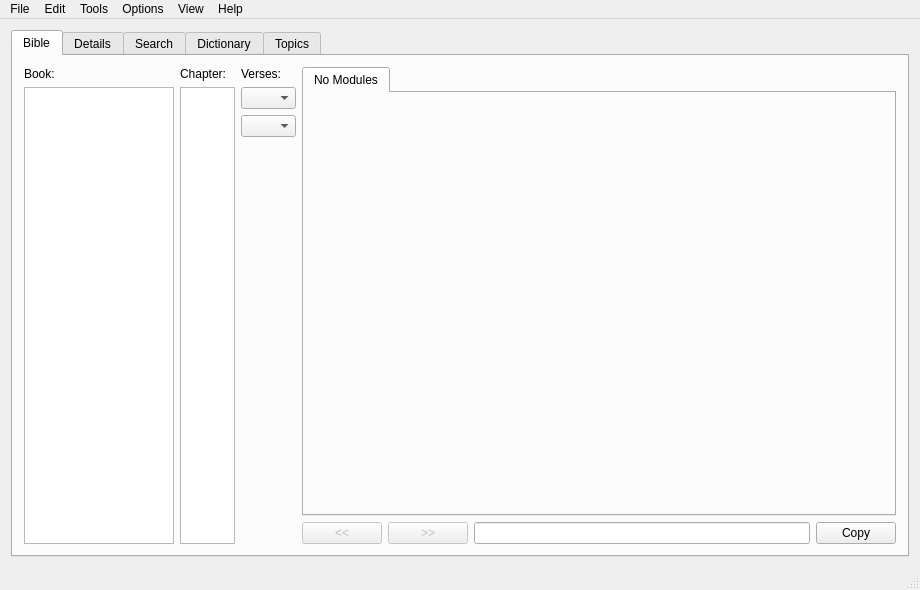
The window that ui/MainWindow.ui (damian-dz/QtBibleViewer) describes before a commit, drawn with Qt 5.
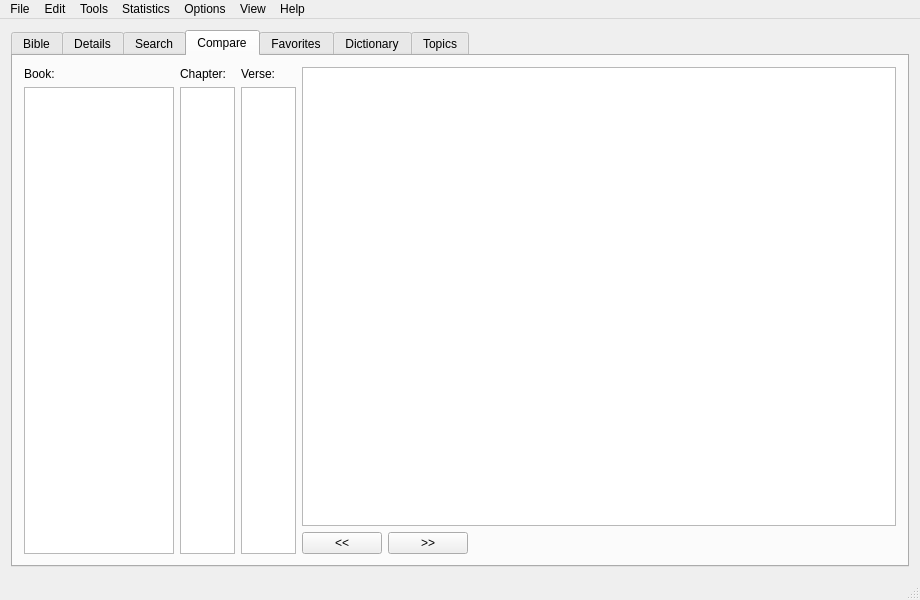
The same window after the commit. The open tabs and pages were chosen to show the change.

```diff
--- a/ui/MainWindow.ui
+++ b/ui/MainWindow.ui
@@ -7,7 +7,7 @@
     <x>0</x>
     <y>0</y>
     <width>920</width>
-    <height>590</height>
+    <height>600</height>
    </rect>
   </property>
   <property name="windowTitle">
@@ -841,6 +841,250 @@
         </item>
        </layout>
       </widget>
+      <widget class="QWidget" name="tabCompare">
+       <attribute name="title">
+        <string>Compare</string>
+       </attribute>
+       <layout class="QHBoxLayout" name="horizontalLayout_5">
+        <item>
+         <layout class="QVBoxLayout" name="verticalLayout">
+          <item>
+           <widget class="QLabel" name="compareBookLabel">
+            <property name="text">
+             <string>Book:</string>
+            </property>
+           </widget>
+          </item>
+          <item>
+           <widget class="QListWidget" name="compareBookListWidget">
+            <property name="sizePolicy">
+             <sizepolicy hsizetype="Fixed" vsizetype="Expanding">
+              <horstretch>0</horstretch>
+              <verstretch>0</verstretch>
+             </sizepolicy>
+            </property>
+            <property name="maximumSize">
+             <size>
+              <width>150</width>
+              <height>16777215</height>
+             </size>
+            </property>
+           </widget>
+          </item>
+         </layout>
+        </item>
+        <item>
+         <layout class="QVBoxLayout" name="verticalLayout_2">
+          <item>
+           <widget class="QLabel" name="compareChapterLabel">
+            <property name="text">
+             <string>Chapter:</string>
+            </property>
+           </widget>
+          </item>
+          <item>
+           <widget class="QListWidget" name="compareChapterListWidget">
+            <property name="sizePolicy">
+             <sizepolicy hsizetype="Fixed" vsizetype="Expanding">
+              <horstretch>0</horstretch>
+              <verstretch>0</verstretch>
+             </sizepolicy>
+            </property>
+            <property name="minimumSize">
+             <size>
+              <width>0</width>
+              <height>0</height>
+             </size>
+            </property>
+            <property name="maximumSize">
+             <size>
+              <width>55</width>
+              <height>16777215</height>
+             </size>
+            </property>
+           </widget>
+          </item>
+         </layout>
+        </item>
+        <item>
+         <layout class="QVBoxLayout" name="verticalLayout_3">
+          <item>
+           <widget class="QLabel" name="compareVerseLabel">
+            <property name="text">
+             <string>Verse:</string>
+            </property>
+           </widget>
+          </item>
+          <item>
+           <widget class="QListWidget" name="compareVerseListWidget">
+            <property name="sizePolicy">
+             <sizepolicy hsizetype="Fixed" vsizetype="Expanding">
+              <horstretch>0</horstretch>
+              <verstretch>0</verstretch>
+             </sizepolicy>
+            </property>
+            <property name="minimumSize">
+             <size>
+              <width>0</width>
+              <height>0</height>
+             </size>
+            </property>
+            <property name="maximumSize">
+             <size>
+              <width>55</width>
+              <height>16777215</height>
+             </size>
+            </property>
+           </widget>
+          </item>
+         </layout>
+        </item>
+        <item>
+         <layout class="QVBoxLayout" name="verticalLayout_4">
+          <item>
+           <widget class="QTextBrowser" name="compareTextBrowser">
+            <property name="font">
+             <font>
+              <pointsize>10</pointsize>
+             </font>
+            </property>
+            <property name="contextMenuPolicy">
+             <enum>Qt::CustomContextMenu</enum>
+            </property>
+            <property name="styleSheet">
+             <string notr="true"/>
+            </property>
+            <property name="openLinks">
+             <bool>false</bool>
+            </property>
+           </widget>
+          </item>
+          <item>
+           <layout class="QHBoxLayout" name="horizontalLayout_2">
+            <item>
+             <widget class="QPushButton" name="comparePrevButton">
+              <property name="text">
+               <string>&lt;&lt;</string>
+              </property>
+             </widget>
+            </item>
+            <item>
+             <widget class="QPushButton" name="compareNextButton">
+              <property name="text">
+               <string>&gt;&gt;</string>
+              </property>
+             </widget>
+            </item>
+            <item>
+             <spacer name="horizontalSpacer_2">
+              <property name="orientation">
+               <enum>Qt::Horizontal</enum>
+              </property>
+              <property name="sizeHint" stdset="0">
+               <size>
+                <width>40</width>
+                <height>20</height>
+               </size>
+              </property>
+             </spacer>
+            </item>
+           </layout>
+          </item>
+         </layout>
+        </item>
+       </layout>
+      </widget>
+      <widget class="QWidget" name="tabFavorites">
+       <attribute name="title">
+        <string>Favorites</string>
+       </attribute>
+       <layout class="QHBoxLayout" name="horizontalLayout_7">
+        <item>
+         <layout class="QVBoxLayout" name="verticalLayout_5">
+          <item>
+           <widget class="QLabel" name="favoritePassagesLabel">
+            <property name="maximumSize">
+             <size>
+              <width>220</width>
+              <height>16777215</height>
+             </size>
+            </property>
+            <property name="text">
+             <string>Favorite Passages:</string>
+            </property>
+           </widget>
+          </item>
+          <item>
+           <widget class="QListWidget" name="favoritePassagesListWidget">
+            <property name="sizePolicy">
+             <sizepolicy hsizetype="Fixed" vsizetype="Expanding">
+              <horstretch>0</horstretch>
+              <verstretch>0</verstretch>
+             </sizepolicy>
+            </property>
+            <property name="maximumSize">
+             <size>
+              <width>220</width>
+              <height>16777215</height>
+             </size>
+            </property>
+           </widget>
+          </item>
+         </layout>
+        </item>
+        <item>
+         <layout class="QVBoxLayout" name="verticalLayout_6">
+          <item>
+           <widget class="QTextBrowser" name="favoritePassageTextBrowser">
+            <property name="openLinks">
+             <bool>false</bool>
+            </property>
+           </widget>
+          </item>
+          <item>
+           <layout class="QHBoxLayout" name="horizontalLayout_6">
+            <item>
+             <widget class="QLabel" name="favoriteCommentLabel">
+              <property name="text">
+               <string>Comment:</string>
+              </property>
+             </widget>
+            </item>
+            <item>
+             <widget class="QPushButton" name="deleteButton">
+              <property name="maximumSize">
+               <size>
+                <width>80</width>
+                <height>16777215</height>
+               </size>
+              </property>
+              <property name="text">
+               <string>Delete</string>
+              </property>
+             </widget>
+            </item>
+            <item>
+             <widget class="QPushButton" name="saveButton">
+              <property name="maximumSize">
+               <size>
+                <width>80</width>
+                <height>16777215</height>
+               </size>
+              </property>
+              <property name="text">
+               <string>Save</string>
+              </property>
+             </widget>
+            </item>
+           </layout>
+          </item>
+          <item>
+           <widget class="QTextEdit" name="favoriteCommentTextEdit"/>
+          </item>
+         </layout>
+        </item>
+       </layout>
+      </widget>
       <widget class="QWidget" name="tabDictionary">
        <attribute name="title">
         <string>Dictionary</string>
@@ -1044,9 +1288,16 @@
     <addaction name="actionIncrease_Font_Size"/>
     <addaction name="actionDecrease_Font_Size"/>
    </widget>
+   <widget class="QMenu" name="menuStatistics">
+    <property name="title">
+     <string>Statistics</string>
+    </property>
+    <addaction name="actionWord_Frequency"/>
+   </widget>
    <addaction name="menuFile"/>
    <addaction name="menuEdit"/>
    <addaction name="menuTools"/>
+   <addaction name="menuStatistics"/>
    <addaction name="menuOptions"/>
    <addaction name="menuView"/>
    <addaction name="menuHelp"/>
```
Left out of the diff: 36 changed lines with no effect on the pictures.
